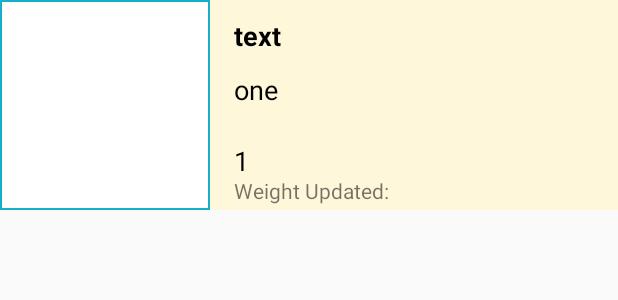
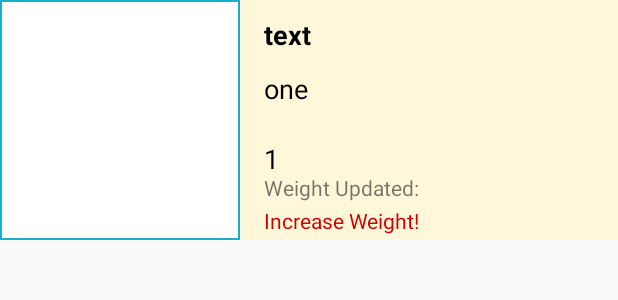
Before and after one commit to kjb064/GymHelp, an Android app: the layout list_item.xml on its own in the app's theme, with its tools: preview values and no code run, on a phone screen of 412 x 824 dp. Shown: the top 300 px of the screen. Run offline under Robolectric (Android 15) with nearby library versions, the phone set to English and light mode, and no system bars.

Commit message:
Copied over weight flag implementation code to this branch. Now possible to mark an exercise in order to convey that the weight should be increased.

```diff
--- a/app/src/main/java/com/example/android/gymhelp/Constants.java
+++ b/app/src/main/java/com/example/android/gymhelp/Constants.java
@@ -21,4 +21,6 @@ public class Constants {
     public static final int DELETE_ID = Menu.FIRST + 1;
     /** ID of the "Edit" item in the context menu. */
     public static final int EDIT_ID = Menu.FIRST + 2;
+    /** ID of the "Set/Unset Weight Flag" item in the context menu. */
+    public static final int WEIGHT_FLAG_ID = Menu.FIRST + 3;
 }
--- a/app/src/main/java/com/example/android/gymhelp/ExerciseAdapter.java
+++ b/app/src/main/java/com/example/android/gymhelp/ExerciseAdapter.java
@@ -72,6 +72,10 @@ public class ExerciseAdapter extends ArrayAdapter<Exercise> {
         TextView dateTextView = listItemView.findViewById(R.id.date_text_view);
         String date = context.getResources().getString(R.string.weight_updated) + " " + currentExercise.getDate();
         dateTextView.setText(date);
+
+        TextView increaseWeightTextView = listItemView.findViewById(R.id.increase_weight_text_view);
+        int visibility = currentExercise.getFlaggedForIncrease() == 1 ? View.VISIBLE : View.INVISIBLE;
+        increaseWeightTextView.setVisibility(visibility);
 
         // Find the ImageView in the list_item.xml layout with the ID "image"
         ImageView iconView = listItemView.findViewById(R.id.image);
--- a/app/src/main/res/layout/list_item.xml
+++ b/app/src/main/res/layout/list_item.xml
@@ -84,6 +84,17 @@
                 android:layout_weight="1"
                 android:layout_gravity="center_vertical"/>
 
+            <TextView
+                android:id="@+id/increase_weight_text_view"
+                android:layout_width="match_parent"
+                android:layout_height="wrap_content"
+                android:text="@string/increase_weight"
+                android:textColor="@android:color/holo_red_dark"
+                android:visibility="visible"
+                android:height="0dp"
+                android:layout_weight="1"
+                android:layout_gravity="center_vertical"/>
+
         </LinearLayout>
 
 
--- a/app/src/main/res/values/dimens.xml
+++ b/app/src/main/res/values/dimens.xml
@@ -1,6 +1,6 @@
 <?xml version="1.0" encoding="utf-8"?>
 <resources>
     <!-- Height of each list item -->
-    <dimen name="list_item_height">140dp</dimen>
+    <dimen name="list_item_height">160dp</dimen>
     <dimen name="fab_margin">16dp</dimen>
 </resources>
--- a/app/src/main/res/values/strings.xml
+++ b/app/src/main/res/values/strings.xml
@@ -2,6 +2,7 @@
     <string name="app_name">GymHelp</string>
 
     <string name="weight_updated">Weight Updated: </string>
+    <string name="increase_weight">Increase Weight!</string>
 
     <string name="no_photo_selected">No photo selected</string>
     <string name="photo_selected">Uncheck to remove photo</string>
@@ -17,6 +18,7 @@
     <string name="menu_read_full">Read Full</string>
     <string name="menu_delete">Delete</string>
     <string name="menu_edit">Edit</string>
+    <string name="menu_weight_flag">Set/Unset Weight Flag</string>
 
     <string name="search_hint">Search Exercises</string>
     <string name="add_exercise">Add Exercise</string>
```
Also changed, not shown: app/src/main/java/com/example/android/gymhelp/DatabaseHelper.java (+55 -25 lines), app/src/main/java/com/example/android/gymhelp/Exercise.java (+17 -1 lines), app/src/main/java/com/example/android/gymhelp/TargetFragment.java (+11 -0 lines).
